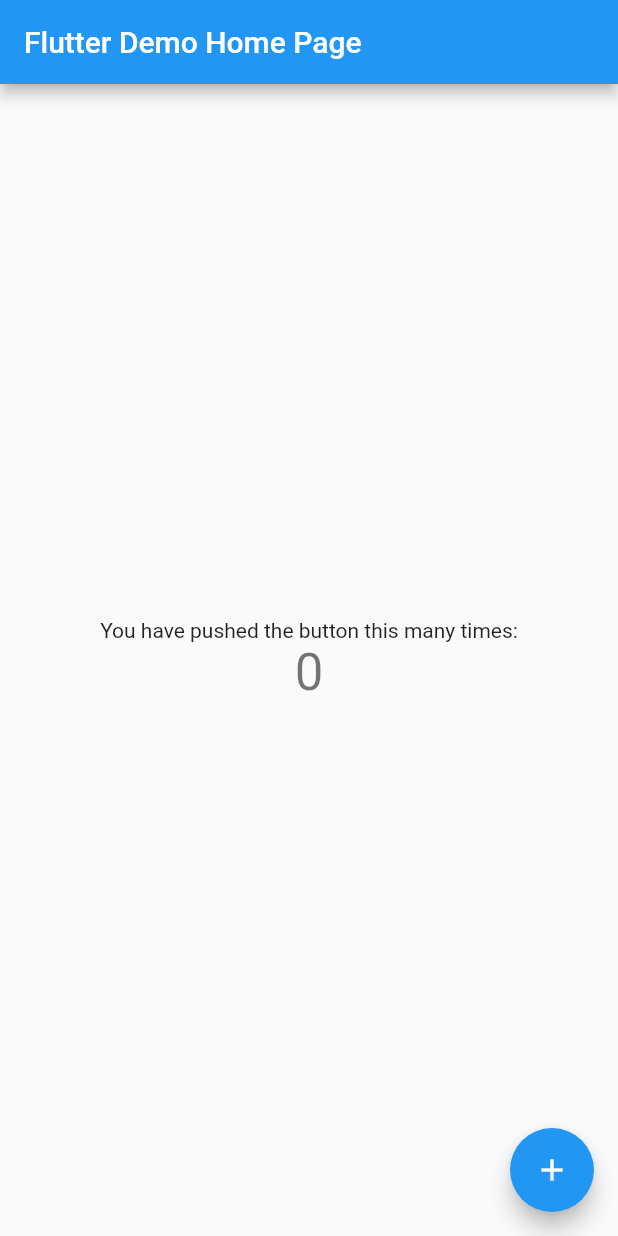
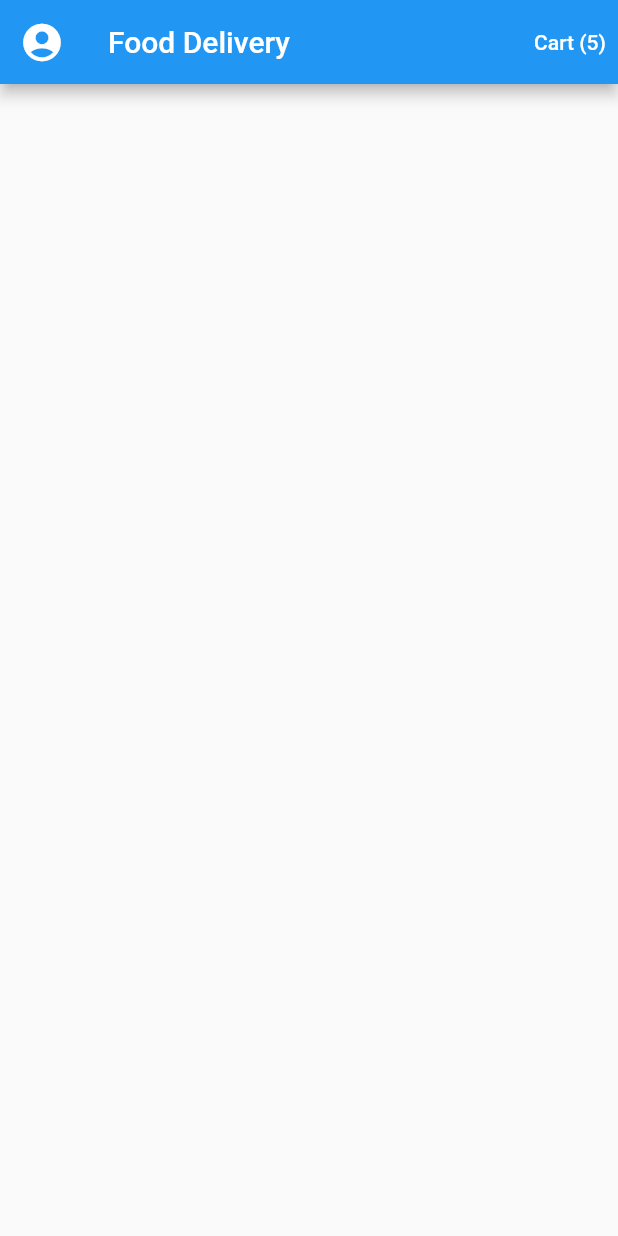
Before and after one commit to ivantrj/food_delivery_flutter, a Flutter app: the screen it shows after launch, on a phone screen of 412 x 824 dp. Run offline on Flutter 3.47's test engine with Material 2 defaults, Android fonts, the phone set to English and light mode, and no system bars.

Commit message:
add home screen

```diff
--- a/lib/main.dart
+++ b/lib/main.dart
@@ -1,4 +1,5 @@
 import 'package:flutter/material.dart';
+import 'package:food_delivery/screens/home_screen.dart';
 
 void main() {
   runApp(const MyApp());
@@ -16,92 +17,7 @@ class MyApp extends StatelessWidget {
       theme: ThemeData(
           scaffoldBackgroundColor: Colors.grey[50],
           primaryColor: Colors.deepOrangeAccent),
-      home: const MyHomePage(title: 'Flutter Demo Home Page'),
+      home: const HomeScreen(),
     );
   }
 }
-
-class MyHomePage extends StatefulWidget {
-  const MyHomePage({Key? key, required this.title}) : super(key: key);
-
-  // This widget is the home page of your application. It is stateful, meaning
-  // that it has a State object (defined below) that contains fields that affect
-  // how it looks.
-
-  // This class is the configuration for the state. It holds the values (in this
-  // case the title) provided by the parent (in this case the App widget) and
-  // used by the build method of the State. Fields in a Widget subclass are
-  // always marked "final".
-
-  final String title;
-
-  @override
-  State<MyHomePage> createState() => _MyHomePageState();
-}
-
-class _MyHomePageState extends State<MyHomePage> {
-  int _counter = 0;
-
-  void _incrementCounter() {
-    setState(() {
-      // This call to setState tells the Flutter framework that something has
-      // changed in this State, which causes it to rerun the build method below
-      // so that the display can reflect the updated values. If we changed
-      // _counter without calling setState(), then the build method would not be
-      // called again, and so nothing would appear to happen.
-      _counter++;
-    });
-  }
-
-  @override
-  Widget build(BuildContext context) {
-    // This method is rerun every time setState is called, for instance as done
-    // by the _incrementCounter method above.
-    //
-    // The Flutter framework has been optimized to make rerunning build methods
-    // fast, so that you can just rebuild anything that needs updating rather
-    // than having to individually change instances of widgets.
-    return Scaffold(
-      appBar: AppBar(
-        // Here we take the value from the MyHomePage object that was created by
-        // the App.build method, and use it to set our appbar title.
-        title: Text(widget.title),
-      ),
-      body: Center(
-        // Center is a layout widget. It takes a single child and positions it
-        // in the middle of the parent.
-        child: Column(
-          // Column is also a layout widget. It takes a list of children and
-          // arranges them vertically. By default, it sizes itself to fit its
-          // children horizontally, and tries to be as tall as its parent.
-          //
-          // Invoke "debug painting" (press "p" in the console, choose the
-          // "Toggle Debug Paint" action from the Flutter Inspector in Android
-          // Studio, or the "Toggle Debug Paint" command in Visual Studio Code)
-          // to see the wireframe for each widget.
-          //
-          // Column has various properties to control how it sizes itself and
-          // how it positions its children. Here we use mainAxisAlignment to
-          // center the children vertically; the main axis here is the vertical
-          // axis because Columns are vertical (the cross axis would be
-          // horizontal).
-          mainAxisAlignment: MainAxisAlignment.center,
-          children: <Widget>[
-            const Text(
-              'You have pushed the button this many times:',
-            ),
-            Text(
-              '$_counter',
-              style: Theme.of(context).textTheme.headline4,
-            ),
-          ],
-        ),
-      ),
-      floatingActionButton: FloatingActionButton(
-        onPressed: _incrementCounter,
-        tooltip: 'Increment',
-        child: const Icon(Icons.add),
-      ), // This trailing comma makes auto-formatting nicer for build methods.
-    );
-  }
-}
--- /dev/null
+++ b/lib/screens/home_screen.dart
@@ -0,0 +1,34 @@
+import 'package:flutter/material.dart';
+import 'package:food_delivery/data/data.dart';
+
+class HomeScreen extends StatefulWidget {
+  const HomeScreen({Key? key}) : super(key: key);
+
+  @override
+  _HomeScreenState createState() => _HomeScreenState();
+}
+
+class _HomeScreenState extends State<HomeScreen> {
+  @override
+  Widget build(BuildContext context) {
+    return Scaffold(
+      appBar: AppBar(
+        leading: IconButton(
+          icon: const Icon(Icons.account_circle),
+          iconSize: 30.0,
+          onPressed: () {},
+        ),
+        title: const Text("Food Delivery"),
+        actions: <Widget>[
+          TextButton(
+            child: Text(
+              "Cart (${currentUser.cart.length})",
+              style: const TextStyle(color: Colors.white),
+            ),
+            onPressed: () {},
+          )
+        ],
+      ),
+    );
+  }
+}
```
